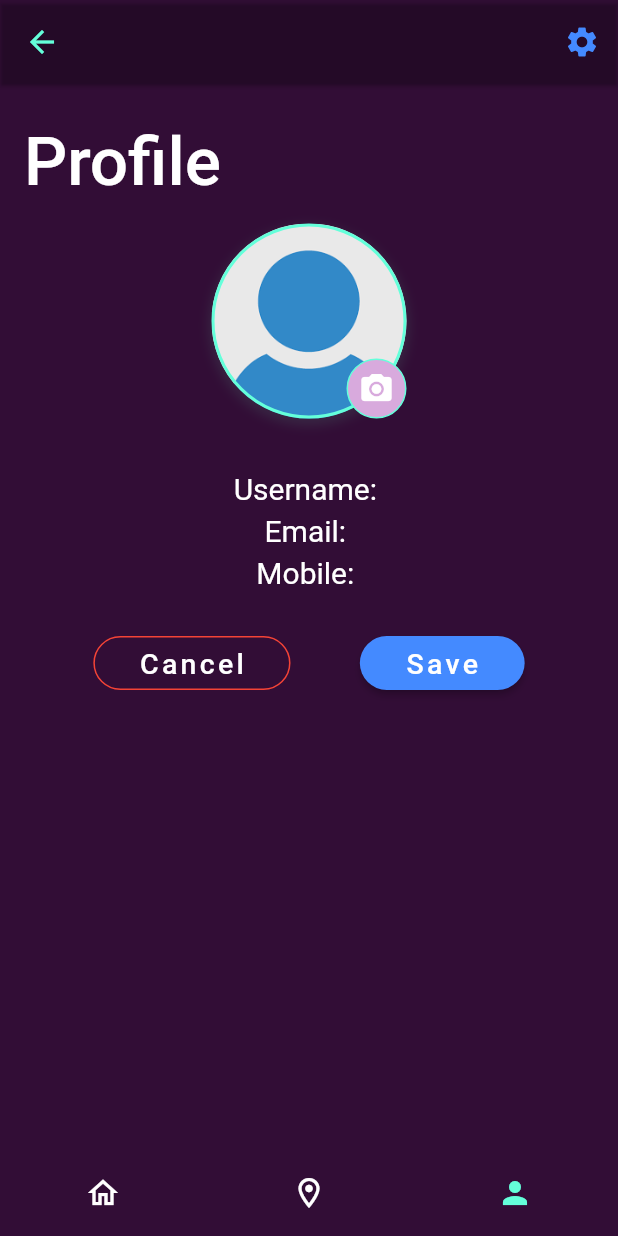
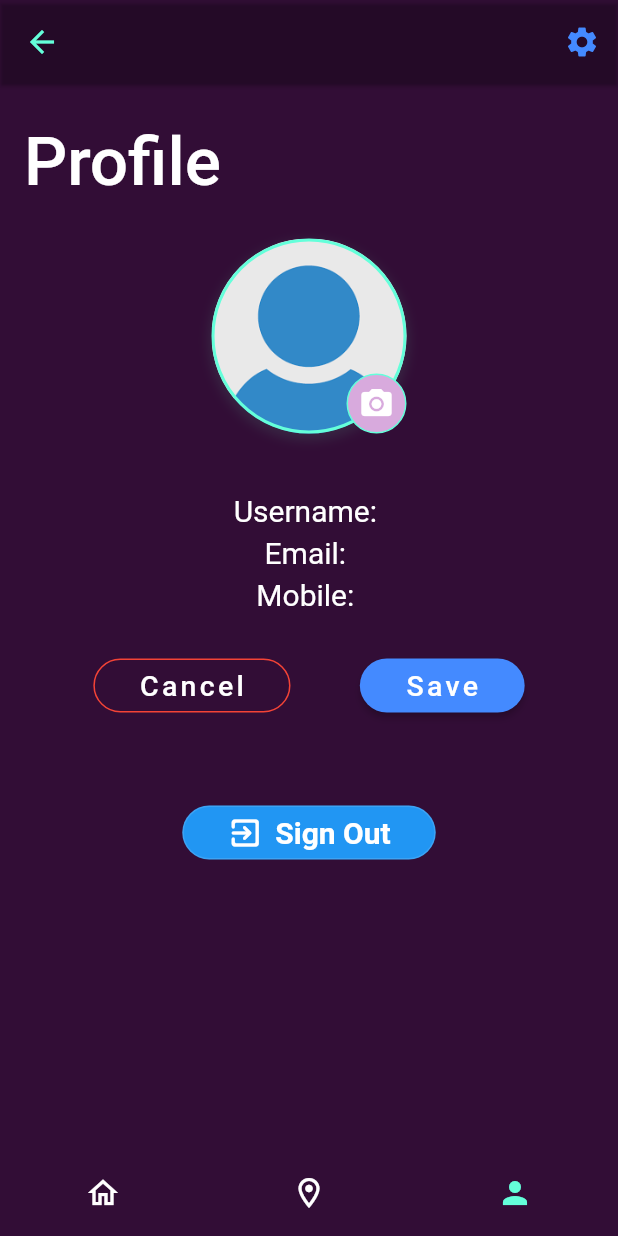
Before and after one commit to Saugat-Maharjan7/Smart-Travel-Planning, a Flutter app: the ProfilePage screen opened by its route, on a phone screen of 412 x 824 dp. Run offline on Flutter 3.47's test engine with Material 2 defaults, Android fonts, the phone set to English and light mode, and no system bars; our stand-ins replace cached_network_image, carousel_pro, carousel_slider, cloud_firestore, firebase_auth, firebase_core and 16 more; missing offline and left inert: autocomplete_textfield, flutter_polyline_points; accounts and stored records are empty.

Commit message:
STPA V10(Firestore Database fetched yessss,image halne baki, ani google sign in,recommended haruko explore baki)

```diff
--- a/lib/NavBarPages/profile_page.dart
+++ b/lib/NavBarPages/profile_page.dart
@@ -5,6 +5,7 @@ import 'package:flutter/cupertino.dart';
 import 'package:flutter/material.dart';
 import 'package:flutter/services.dart';
 import 'package:smart_travel_planning_appli/Home/home_page.dart';
+import 'package:smart_travel_planning_appli/Login/login_page.dart';
 import 'package:smart_travel_planning_appli/NavBarPages/settings.dart';
 import 'map_page.dart';
 import 'package:image_picker/image_picker.dart';
@@ -142,7 +143,7 @@ class _ProfilePageState extends State<ProfilePage>
                 ),
               ),
               SizedBox(
-                height: 15,
+                height: 25,
               ),
               imageProfile(),
               SizedBox(
@@ -156,7 +157,7 @@ class _ProfilePageState extends State<ProfilePage>
                   return Column(
                     children: [
                       SizedBox(
-                        height: 5,
+                        height: 10,
                       ),
                       Text( "Username: $myUsername",
                       style: TextStyle(
@@ -233,6 +234,35 @@ class _ProfilePageState extends State<ProfilePage>
                   ),
                 ],
               ),
+              SizedBox(
+                height: 50,
+              ),
+              Center(
+                child: OutlinedButton.icon(
+                  style: OutlinedButton.styleFrom(
+                      padding: EdgeInsets.symmetric(horizontal: 30),
+                      backgroundColor: Colors.blue,
+                      shape: RoundedRectangleBorder(
+                        borderRadius: BorderRadius.circular(30),
+                      )),
+                  onPressed: () {
+                    Navigator.pushNamed(
+                        context, LoginPage.id);
+                  },
+                  icon: Icon(
+                    Icons.exit_to_app_rounded,
+                    color: Colors.white,
+                  ),
+                  label: Text(
+                    'Sign Out',
+                    style: TextStyle(
+                      fontSize: 20,
+                      fontWeight: FontWeight.bold,
+                      color: Colors.white,
+                    ),
+                  ),
+                ),
+              )
             ],
           ),
         ),
```
